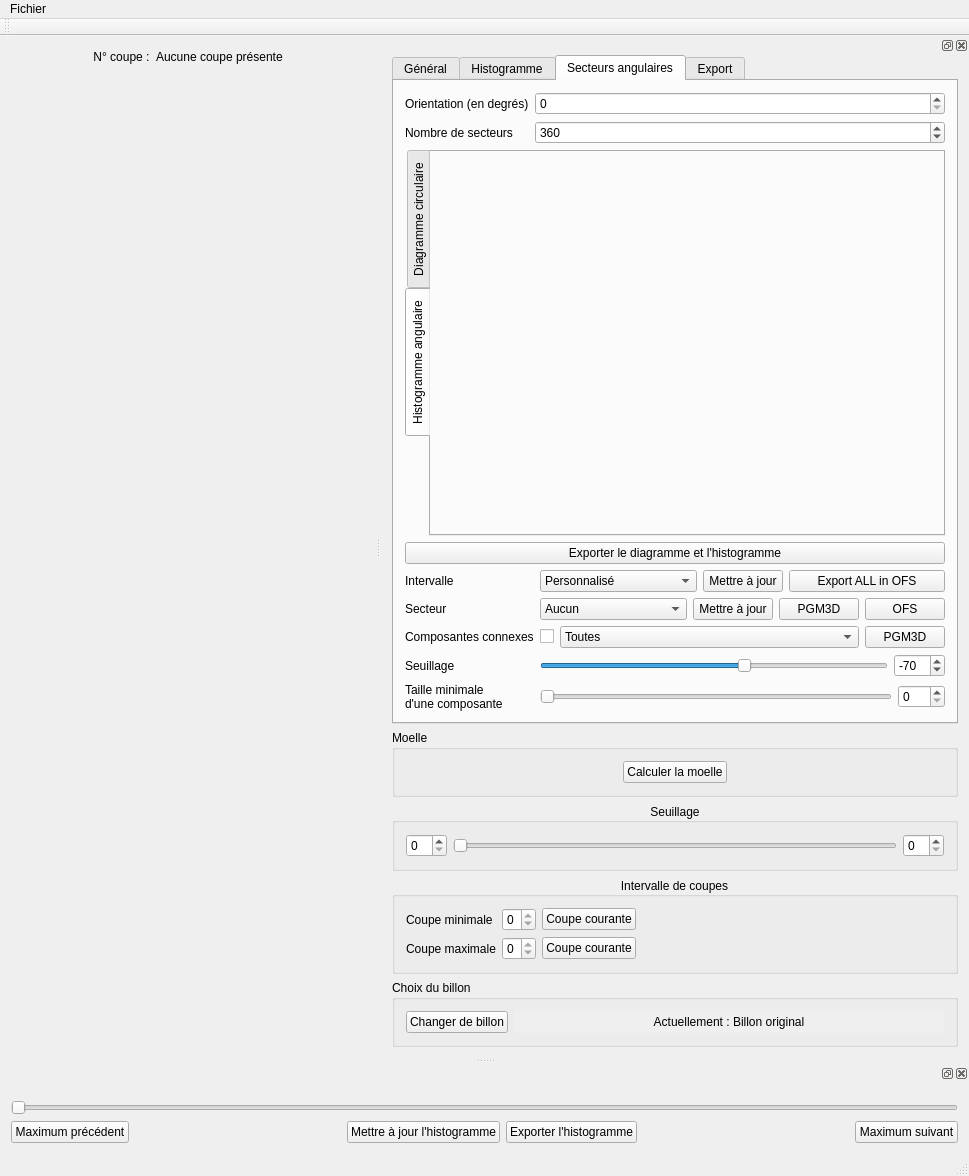
This is ui/mainwindow.ui in akrah/TKDetection as Qt 5 draws it before an edit. The edited form follows.
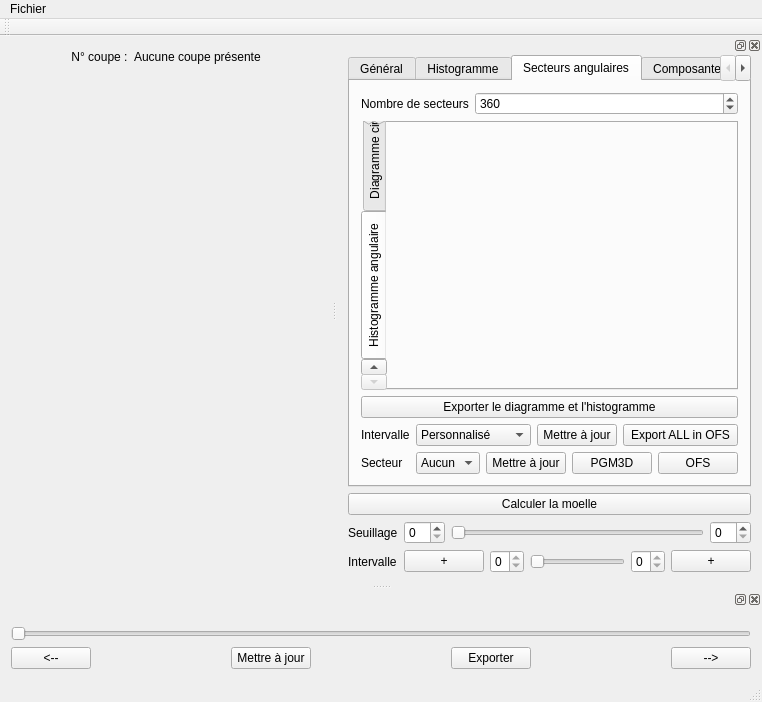
This is the edited form. The open tabs and pages were chosen to show the change. Custom widgets are drawn as their Qt base class.

Diff of the .ui file:
```diff
--- a/ui/mainwindow.ui
+++ b/ui/mainwindow.ui
@@ -6,8 +6,8 @@
    <rect>
     <x>0</x>
     <y>0</y>
-    <width>969</width>
-    <height>1176</height>
+    <width>762</width>
+    <height>702</height>
    </rect>
   </property>
   <property name="windowTitle">
@@ -104,8 +104,8 @@
           <rect>
            <x>0</x>
            <y>0</y>
-           <width>360</width>
-           <height>922</height>
+           <width>244</width>
+           <height>448</height>
           </rect>
          </property>
          <layout class="QHBoxLayout" name="horizontalLayout_8">
@@ -141,7 +141,7 @@
     <rect>
      <x>0</x>
      <y>0</y>
-     <width>969</width>
+     <width>762</width>
      <height>25</height>
     </rect>
    </property>
@@ -169,15 +169,6 @@
   </widget>
   <widget class="QStatusBar" name="statusBar"/>
   <widget class="QDockWidget" name="dockWidget_2">
-   <property name="minimumSize">
-    <size>
-     <width>588</width>
-     <height>970</height>
-    </size>
-   </property>
-   <property name="floating">
-    <bool>false</bool>
-   </property>
    <property name="allowedAreas">
     <set>Qt::LeftDockWidgetArea|Qt::RightDockWidgetArea</set>
    </property>
@@ -872,6 +863,44 @@
            </property>
           </widget>
          </item>
+         <item row="2" column="1">
+          <widget class="QComboBox" name="_comboHistogramSmoothing"/>
+         </item>
+         <item row="3" column="0">
+          <widget class="QLabel" name="label_2">
+           <property name="text">
+            <string>Seuil de recherche des dérivées
+(en % de la valeur maximum)</string>
+           </property>
+          </widget>
+         </item>
+         <item row="3" column="1">
+          <layout class="QHBoxLayout" name="horizontalLayout_20">
+           <item>
+            <widget class="QSlider" name="_sliderDerivativePercentage">
+             <property name="maximum">
+              <number>100</number>
+             </property>
+             <property name="value">
+              <number>1</number>
+             </property>
+             <property name="orientation">
+              <enum>Qt::Horizontal</enum>
+             </property>
+            </widget>
+           </item>
+           <item>
+            <widget class="QSpinBox" name="_spinDerivativePercentage">
+             <property name="maximum">
+              <number>100</number>
+             </property>
+             <property name="value">
+              <number>1</number>
+             </property>
+            </widget>
+           </item>
+          </layout>
+         </item>
         </layout>
        </widget>
        <widget class="QWidget" name="_tabSectors">
@@ -881,34 +910,14 @@
         <layout class="QVBoxLayout" name="verticalLayout_7">
          <item>
           <layout class="QFormLayout" name="formLayout_4">
-           <property name="bottomMargin">
-            <number>0</number>
-           </property>
            <item row="0" column="0">
-            <widget class="QLabel" name="label_2">
-             <property name="text">
-              <string>Orientation (en degrés)</string>
-             </property>
-            </widget>
-           </item>
-           <item row="0" column="1">
-            <widget class="QSpinBox" name="_spinSectorsOrientation">
-             <property name="buttonSymbols">
-              <enum>QAbstractSpinBox::UpDownArrows</enum>
-             </property>
-             <property name="maximum">
-              <number>360</number>
-             </property>
-            </widget>
-           </item>
-           <item row="1" column="0">
             <widget class="QLabel" name="label_3">
              <property name="text">
               <string>Nombre de secteurs</string>
              </property>
             </widget>
            </item>
-           <item row="1" column="1">
+           <item row="0" column="1">
             <widget class="QSpinBox" name="_spinSectorsNumber">
              <property name="maximum">
               <number>500</number>
@@ -961,94 +970,16 @@
           </widget>
          </item>
          <item>
-          <layout class="QHBoxLayout" name="horizontalLayout_20">
-           <item>
             <widget class="QPushButton" name="_buttonExportSectorsDiagramAndHistogram">
              <property name="text">
               <string>Exporter le diagramme et l'histogramme</string>
              </property>
             </widget>
            </item>
-          </layout>
-         </item>
          <item>
           <layout class="QGridLayout" name="gridLayout_2">
-           <property name="bottomMargin">
-            <number>0</number>
-           </property>
-           <item row="0" column="0">
-            <widget class="QLabel" name="label_28">
-             <property name="sizePolicy">
-              <sizepolicy hsizetype="Maximum" vsizetype="Preferred">
-               <horstretch>0</horstretch>
-               <verstretch>0</verstretch>
-              </sizepolicy>
-             </property>
-             <property name="text">
-              <string>Intervalle</string>
-             </property>
-            </widget>
-           </item>
-           <item row="0" column="1">
-            <layout class="QHBoxLayout" name="horizontalLayout_15">
-             <property name="rightMargin">
-              <number>0</number>
-             </property>
-             <property name="bottomMargin">
-              <number>0</number>
-             </property>
-             <item>
-              <widget class="QComboBox" name="_comboSelectSliceInterval">
-               <property name="maxCount">
-                <number>2147483647</number>
-               </property>
-               <item>
-                <property name="text">
-                 <string>Personnalisé</string>
-                </property>
-               </item>
-              </widget>
-             </item>
-             <item>
-              <widget class="QPushButton" name="_buttonSelectSliceIntervalUpdate">
-               <property name="sizePolicy">
-                <sizepolicy hsizetype="Maximum" vsizetype="Fixed">
-                 <horstretch>0</horstretch>
-                 <verstretch>0</verstretch>
-                </sizepolicy>
-               </property>
-               <property name="text">
-                <string>Mettre à jour</string>
-               </property>
-              </widget>
-             </item>
-             <item>
-              <widget class="QPushButton" name="_buttonExportAllSectorsInAllIntervalsToOfs">
-               <property name="text">
-                <string>Export ALL in OFS</string>
-               </property>
-              </widget>
-             </item>
-            </layout>
-           </item>
-           <item row="1" column="0">
-            <widget class="QLabel" name="label_4">
-             <property name="sizePolicy">
-              <sizepolicy hsizetype="Maximum" vsizetype="Preferred">
-               <horstretch>0</horstretch>
-               <verstretch>0</verstretch>
-              </sizepolicy>
-             </property>
-             <property name="text">
-              <string>Secteur</string>
-             </property>
-            </widget>
-           </item>
            <item row="1" column="1">
             <layout class="QHBoxLayout" name="horizontalLayout_16">
-             <property name="bottomMargin">
-              <number>0</number>
-             </property>
              <item>
               <widget class="QComboBox" name="_comboSelectSectorInterval">
                <property name="sizePolicy">
@@ -1105,10 +1036,121 @@
              </item>
             </layout>
            </item>
-           <item row="3" column="0">
-            <widget class="QLabel" name="label_6">
+           <item row="0" column="1">
+            <layout class="QHBoxLayout" name="horizontalLayout_15">
+             <property name="bottomMargin">
+              <number>0</number>
+             </property>
+             <item>
+              <widget class="QComboBox" name="_comboSelectSliceInterval">
+               <property name="maxCount">
+                <number>2147483647</number>
+               </property>
+               <item>
              <property name="text">
-              <string>Seuillage</string>
+                 <string>Personnalisé</string>
+                </property>
+               </item>
+              </widget>
+             </item>
+             <item>
+              <widget class="QPushButton" name="_buttonSelectSliceIntervalUpdate">
+               <property name="sizePolicy">
+                <sizepolicy hsizetype="Maximum" vsizetype="Fixed">
+                 <horstretch>0</horstretch>
+                 <verstretch>0</verstretch>
+                </sizepolicy>
+               </property>
+               <property name="text">
+                <string>Mettre à jour</string>
+               </property>
+              </widget>
+             </item>
+             <item>
+              <widget class="QPushButton" name="_buttonExportAllSectorsInAllIntervalsToOfs">
+               <property name="text">
+                <string>Export ALL in OFS</string>
+               </property>
+              </widget>
+             </item>
+            </layout>
+           </item>
+           <item row="0" column="0">
+            <widget class="QLabel" name="label_28">
+             <property name="text">
+              <string>Intervalle</string>
+             </property>
+            </widget>
+           </item>
+           <item row="1" column="0">
+            <widget class="QLabel" name="label_4">
+             <property name="text">
+              <string>Secteur</string>
+             </property>
+            </widget>
+           </item>
+          </layout>
+         </item>
+        </layout>
+       </widget>
+       <widget class="QWidget" name="tab_5">
+        <attribute name="title">
+         <string>Composantes connexes</string>
+        </attribute>
+        <layout class="QFormLayout" name="formLayout">
+         <item row="1" column="0">
+          <widget class="QLabel" name="label_31">
+           <property name="text">
+            <string>Activer l'affichage</string>
+           </property>
+          </widget>
+         </item>
+         <item row="1" column="1">
+          <widget class="QCheckBox" name="_checkEnableConnexComponents">
+           <property name="sizePolicy">
+            <sizepolicy hsizetype="Maximum" vsizetype="Fixed">
+             <horstretch>0</horstretch>
+             <verstretch>0</verstretch>
+            </sizepolicy>
+           </property>
+           <property name="text">
+            <string/>
+           </property>
+          </widget>
+         </item>
+         <item row="2" column="1">
+          <layout class="QHBoxLayout" name="horizontalLayout_19">
+           <item>
+            <widget class="QComboBox" name="_comboConnexComponents">
+             <property name="maxCount">
+              <number>2147483647</number>
+             </property>
+             <item>
+              <property name="text">
+               <string>Toutes</string>
+              </property>
+             </item>
+            </widget>
+           </item>
+           <item>
+            <widget class="QPushButton" name="_buttonExportConnexComponentToPgm3D">
+             <property name="sizePolicy">
+              <sizepolicy hsizetype="Maximum" vsizetype="Fixed">
+               <horstretch>0</horstretch>
+               <verstretch>0</verstretch>
+              </sizepolicy>
+             </property>
+             <property name="text">
+              <string>PGM3D</string>
+             </property>
+            </widget>
+           </item>
+          </layout>
+         </item>
+         <item row="2" column="0">
+          <widget class="QLabel" name="label_32">
+           <property name="text">
+            <string>Choix de la composante</string>
              </property>
             </widget>
            </item>
@@ -1145,7 +1187,14 @@
              </item>
             </layout>
            </item>
-           <item row="5" column="1">
+         <item row="3" column="0">
+          <widget class="QLabel" name="label_33">
+           <property name="text">
+            <string>Seuillage</string>
+           </property>
+          </widget>
+         </item>
+         <item row="4" column="1">
             <layout class="QHBoxLayout" name="horizontalLayout_18">
              <item>
               <widget class="QSlider" name="_sliderMinimalSizeOfConnexComponents">
@@ -1166,64 +1215,12 @@
              </item>
             </layout>
            </item>
-           <item row="5" column="0">
-            <widget class="QLabel" name="label_30">
+         <item row="4" column="0">
+          <widget class="QLabel" name="label_34">
              <property name="text">
-              <string>Taille minimale
-d'une composante</string>
-             </property>
-            </widget>
-           </item>
-           <item row="2" column="0">
-            <widget class="QLabel" name="label_29">
-             <property name="text">
-              <string>Composantes connexes</string>
-             </property>
-            </widget>
-           </item>
-           <item row="2" column="1">
-            <layout class="QHBoxLayout" name="horizontalLayout_19">
-             <item>
-              <widget class="QCheckBox" name="_checkEnableConnexComponents">
-               <property name="sizePolicy">
-                <sizepolicy hsizetype="Maximum" vsizetype="Fixed">
-                 <horstretch>0</horstretch>
-                 <verstretch>0</verstretch>
-                </sizepolicy>
-               </property>
-               <property name="text">
-                <string/>
-               </property>
-              </widget>
-             </item>
-             <item>
-              <widget class="QComboBox" name="_comboConnexComponents">
-               <property name="maxCount">
-                <number>2147483647</number>
-               </property>
-               <item>
-                <property name="text">
-                 <string>Toutes</string>
-                </property>
-               </item>
-              </widget>
-             </item>
-             <item>
-              <widget class="QPushButton" name="_buttonExportConnexComponentToPgm3D">
-               <property name="sizePolicy">
-                <sizepolicy hsizetype="Maximum" vsizetype="Fixed">
-                 <horstretch>0</horstretch>
-                 <verstretch>0</verstretch>
-                </sizepolicy>
-               </property>
-               <property name="text">
-                <string>PGM3D</string>
-               </property>
-              </widget>
-             </item>
-            </layout>
-           </item>
-          </layout>
+            <string>Taille minimum</string>
+           </property>
+          </widget>
          </item>
         </layout>
        </widget>
@@ -1345,37 +1342,25 @@
       </widget>
      </item>
      <item>
-      <widget class="QGroupBox" name="groupBox_3">
-       <property name="title">
-        <string>Moelle</string>
-       </property>
-       <layout class="QHBoxLayout" name="horizontalLayout_10">
-        <item>
          <widget class="QPushButton" name="_buttonComputeMarrow">
-          <property name="sizePolicy">
-           <sizepolicy hsizetype="Maximum" vsizetype="Fixed">
-            <horstretch>0</horstretch>
-            <verstretch>0</verstretch>
-           </sizepolicy>
-          </property>
           <property name="text">
            <string>Calculer la moelle</string>
           </property>
          </widget>
         </item>
-       </layout>
-      </widget>
-     </item>
-     <item>
-      <widget class="QGroupBox" name="groupBox_2">
-       <property name="title">
-        <string>Seuillage</string>
-       </property>
-       <property name="alignment">
-        <set>Qt::AlignCenter</set>
-       </property>
-       <layout class="QVBoxLayout" name="verticalLayout_3">
-        <item>
+     <item>
+      <layout class="QFormLayout" name="formLayout_2">
+       <property name="bottomMargin">
+        <number>0</number>
+       </property>
+       <item row="0" column="0">
+        <widget class="QLabel" name="label_6">
+         <property name="text">
+          <string>Seuillage</string>
+         </property>
+        </widget>
+       </item>
+       <item row="0" column="1">
          <layout class="QHBoxLayout" name="horizontalLayout_2">
           <item>
            <widget class="QSpinBox" name="_spinMinThreshold"/>
@@ -1395,58 +1380,54 @@
           </item>
          </layout>
         </item>
-       </layout>
-      </widget>
-     </item>
-     <item>
-      <widget class="QGroupBox" name="groupBox_7">
-       <property name="title">
-        <string>Intervalle de coupes</string>
-       </property>
-       <property name="alignment">
-        <set>Qt::AlignCenter</set>
-       </property>
-       <layout class="QFormLayout" name="formLayout_3">
-        <property name="fieldGrowthPolicy">
-         <enum>QFormLayout::FieldsStayAtSizeHint</enum>
-        </property>
-        <item row="0" column="0">
+       <item row="1" column="0">
          <widget class="QLabel" name="label_7">
           <property name="text">
-           <string>Coupe minimale</string>
+          <string>Intervalle</string>
           </property>
          </widget>
         </item>
-        <item row="0" column="1">
-         <layout class="QHBoxLayout" name="horizontalLayout_5">
-          <item>
-           <widget class="QSpinBox" name="_spinMinSlice">
-            <property name="maximum">
-             <number>0</number>
-            </property>
-           </widget>
-          </item>
+       <item row="1" column="1">
+        <layout class="QHBoxLayout" name="horizontalLayout_10">
           <item>
            <widget class="QPushButton" name="_buttonMinSlice">
+           <property name="sizePolicy">
+            <sizepolicy hsizetype="Maximum" vsizetype="Fixed">
+             <horstretch>0</horstretch>
+             <verstretch>0</verstretch>
+            </sizepolicy>
+           </property>
             <property name="text">
-             <string>Coupe courante</string>
+            <string>+</string>
             </property>
            </widget>
           </item>
-         </layout>
-        </item>
-        <item row="2" column="0">
-         <widget class="QLabel" name="label_8">
-          <property name="text">
-           <string>Coupe maximale</string>
+         <item>
+          <widget class="QSpinBox" name="_spinMinSlice">
+           <property name="maximum">
+            <number>0</number>
           </property>
          </widget>
         </item>
-        <item row="2" column="1">
-         <layout class="QHBoxLayout" name="horizontalLayout_6">
-          <property name="bottomMargin">
+         <item>
+          <widget class="QxtSpanSlider" name="_spansliderSelectInterval">
+           <property name="sizePolicy">
+            <sizepolicy hsizetype="MinimumExpanding" vsizetype="Fixed">
+             <horstretch>0</horstretch>
+             <verstretch>0</verstretch>
+            </sizepolicy>
+           </property>
+           <property name="maximum">
            <number>0</number>
           </property>
+           <property name="orientation">
+            <enum>Qt::Horizontal</enum>
+           </property>
+           <property name="handleMovementMode">
+            <enum>QxtSpanSlider::NoCrossing</enum>
+           </property>
+          </widget>
+         </item>
           <item>
            <widget class="QSpinBox" name="_spinMaxSlice">
             <property name="maximum">
@@ -1456,44 +1437,20 @@
           </item>
           <item>
            <widget class="QPushButton" name="_buttonMaxSlice">
+           <property name="sizePolicy">
+            <sizepolicy hsizetype="Maximum" vsizetype="Fixed">
+             <horstretch>0</horstretch>
+             <verstretch>0</verstretch>
+            </sizepolicy>
+           </property>
             <property name="text">
-             <string>Coupe courante</string>
+            <string>+</string>
             </property>
            </widget>
           </item>
          </layout>
         </item>
        </layout>
-      </widget>
-     </item>
-     <item>
-      <widget class="QGroupBox" name="groupBox_4">
-       <property name="title">
-        <string>Choix du billon</string>
-       </property>
-       <layout class="QFormLayout" name="formLayout_9">
-        <item row="0" column="1">
-         <widget class="QLabel" name="_labelBillonUsed">
-          <property name="autoFillBackground">
-           <bool>true</bool>
-          </property>
-          <property name="text">
-           <string>Actuellement : Billon original</string>
-          </property>
-          <property name="alignment">
-           <set>Qt::AlignCenter</set>
-          </property>
-         </widget>
-        </item>
-        <item row="0" column="0">
-         <widget class="QPushButton" name="_buttonChangeBillonUsed">
-          <property name="text">
-           <string>Changer de billon</string>
-          </property>
-         </widget>
-        </item>
-       </layout>
-      </widget>
      </item>
     </layout>
    </widget>
@@ -1512,6 +1469,12 @@
      </item>
      <item>
       <widget class="QSlider" name="_sliderSelectSlice">
+       <property name="sizePolicy">
+        <sizepolicy hsizetype="MinimumExpanding" vsizetype="Maximum">
+         <horstretch>0</horstretch>
+         <verstretch>0</verstretch>
+        </sizepolicy>
+       </property>
        <property name="maximum">
         <number>0</number>
        </property>
@@ -1525,13 +1488,10 @@
        <property name="spacing">
         <number>6</number>
        </property>
-       <property name="bottomMargin">
-        <number>0</number>
-       </property>
        <item>
         <widget class="QPushButton" name="_buttonPreviousMaximum">
          <property name="text">
-          <string>Maximum précédent</string>
+          <string>&lt;--</string>
          </property>
         </widget>
        </item>
@@ -1551,14 +1511,27 @@
        <item>
         <widget class="QPushButton" name="_buttonUpdateSliceHistogram">
          <property name="text">
-          <string>Mettre à jour l'histogramme</string>
+          <string>Mettre à jour</string>
          </property>
         </widget>
        </item>
+       <item>
+        <spacer name="horizontalSpacer_5">
+         <property name="orientation">
+          <enum>Qt::Horizontal</enum>
+         </property>
+         <property name="sizeHint" stdset="0">
+          <size>
+           <width>40</width>
+           <height>20</height>
+          </size>
+         </property>
+        </spacer>
+       </item>
        <item>
         <widget class="QPushButton" name="_buttonExportSliceHistogram">
          <property name="text">
-          <string>Exporter l'histogramme</string>
+          <string>Exporter</string>
          </property>
         </widget>
        </item>
@@ -1578,7 +1551,7 @@
        <item>
         <widget class="QPushButton" name="_buttonNextMaximum">
          <property name="text">
-          <string>Maximum suivant</string>
+          <string>--&gt;</string>
          </property>
         </widget>
        </item>
@@ -1611,17 +1584,17 @@
    <header>qwt_plot.h</header>
    <container>1</container>
   </customwidget>
+  <customwidget>
+   <class>QwtPolarPlot</class>
+   <extends>QFrame</extends>
+   <header>qwt_polar_plot.h</header>
+   <container>1</container>
+  </customwidget>
   <customwidget>
    <class>QxtSpanSlider</class>
    <extends>QSlider</extends>
    <header>QxtSpanSlider</header>
   </customwidget>
-  <customwidget>
-   <class>QwtPolarPlot</class>
-   <extends>QFrame</extends>
-   <header>qwt_polar_plot.h</header>
-   <container>1</container>
-  </customwidget>
  </customwidgets>
  <tabstops>
   <tabstop>_scrollSliceView</tabstop>
```
Left out of the diff: 128 changed lines with no effect on the pictures. Lines whose indentation alone changed are shown as unchanged.
